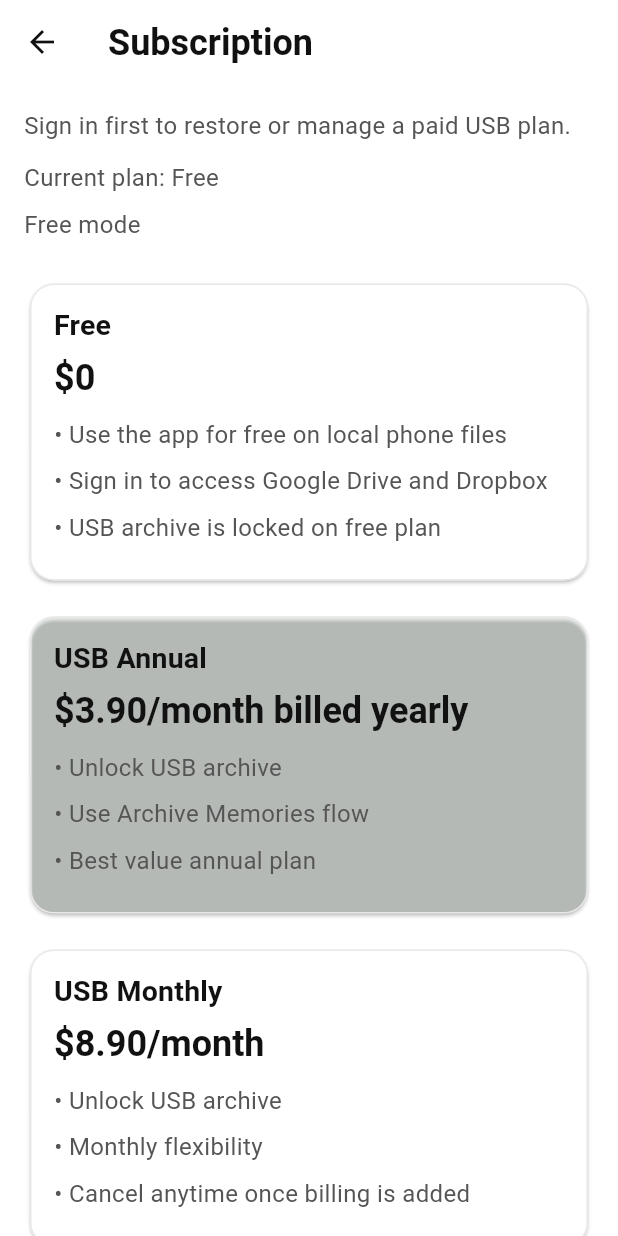
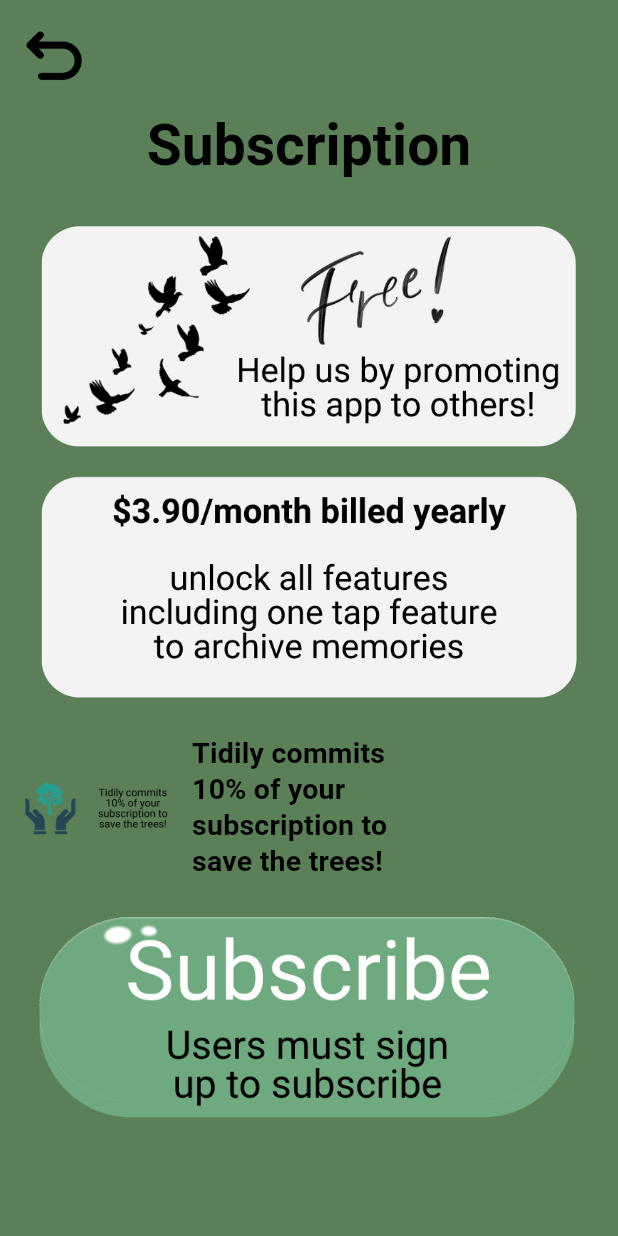
Before and after one commit to apply4funla-del/App, a Flutter app: the SubscriptionScreen screen opened by its route, on a phone screen of 412 x 824 dp. Run offline on Flutter 3.47's test engine with Material 3 defaults, Android fonts, the phone set to English and light mode, and no system bars; our stand-ins replace audioplayers, file_picker, google_fonts, lottie, permission_handler, shared_preferences and 1 more; missing offline and left inert: syncfusion_flutter_pdfviewer, video_thumbnail; accounts and stored records are empty; project files that could hold a hidden picture were left out.

Commit message:
Use approved next button and restyle subscription

```diff
--- a/file_tidy_app/lib/design_system/tokens/app_assets.dart
+++ b/file_tidy_app/lib/design_system/tokens/app_assets.dart
@@ -4,14 +4,19 @@ class AppAssets {
   static const String heroAnimation = 'assets/branding/tidily_main.json';
   static const String logoWordmark = 'assets/branding/tidily_logo_mark.png';
   static const String continueButton = 'assets/branding/continue_button.png';
+  static const String nextButton = 'assets/branding/next_button.png';
   static const String signUpButton = 'assets/branding/sign_up_button.png';
   static const String useForFreeButton = 'assets/branding/use_for_free_button.png';
   static const String signInButton = 'assets/branding/sign_in_button.png';
   static const String loginToAccountButton = 'assets/branding/login_to_account_button.png';
   static const String iAlreadyHaveAccountButton = 'assets/branding/i_already_have_account_button.png';
   static const String passwordHelpButton = 'assets/branding/i_need_my_password_button.png';
+  static const String subscribeButton = 'assets/branding/subscribe_button.png';
   static const String archiveOptionCard = 'assets/branding/archive_button.png';
   static const String manageFileOptionCard = 'assets/branding/managefile_button.png';
+  static const String freePlanCard = 'assets/branding/free_plan.png';
+  static const String subscribePlanCard = 'assets/branding/subscribe_plan.png';
+  static const String donation = 'assets/branding/donation.png';
   static const String backButton = 'assets/branding/back_button.png';
   static const String googleDriveLogo = 'assets/branding/google_drive_logo.png';
   static const String dropboxLogo = 'assets/branding/dropbox_logo.png';
--- a/file_tidy_app/lib/features/connectors/presentation/connector_picker_screen.dart
+++ b/file_tidy_app/lib/features/connectors/presentation/connector_picker_screen.dart
@@ -7,6 +7,7 @@ import 'package:file_tidy_app/core/use_cases/connect_connector_use_case.dart';
 import 'package:file_tidy_app/core/use_cases/disconnect_connector_use_case.dart';
 import 'package:file_tidy_app/core/use_cases/get_current_user_use_case.dart';
 import 'package:file_tidy_app/core/use_cases/list_connector_states_use_case.dart';
+import 'package:file_tidy_app/design_system/components/onboarding_asset_button.dart';
 import 'package:file_tidy_app/design_system/components/onboarding_pill_button.dart';
 import 'package:file_tidy_app/design_system/services/button_press_feedback.dart';
 import 'package:file_tidy_app/design_system/tokens/app_assets.dart';
@@ -226,8 +227,9 @@ class _ConnectorPickerScreenState extends State<ConnectorPickerScreen> {
                         child: Center(
                           child: SizedBox(
                             width: buttonWidth,
-                            child: OnboardingPillButton(
-                              label: 'Next',
+                            child: OnboardingAssetButton(
+                              assetPath: AppAssets.nextButton,
+                              semanticLabel: 'Next',
                               onPressed: _selectedSource == null ? null : _goToMethod,
                             ),
                           ),
--- a/file_tidy_app/lib/features/method/presentation/method_screen.dart
+++ b/file_tidy_app/lib/features/method/presentation/method_screen.dart
@@ -2,7 +2,7 @@ import 'package:file_tidy_app/app/app_router.dart';
 import 'package:file_tidy_app/app/dependency_container.dart';
 import 'package:file_tidy_app/core/models/file_item.dart';
 import 'package:file_tidy_app/core/use_cases/get_subscription_status_use_case.dart';
-import 'package:file_tidy_app/design_system/components/onboarding_pill_button.dart';
+import 'package:file_tidy_app/design_system/components/onboarding_asset_button.dart';
 import 'package:file_tidy_app/design_system/components/onboarding_screen.dart';
 import 'package:file_tidy_app/design_system/services/button_press_feedback.dart';
 import 'package:file_tidy_app/design_system/tokens/app_assets.dart';
@@ -78,8 +78,9 @@ class _MethodScreenState extends State<MethodScreen> {
           const SizedBox(height: AppSpacing.xl),
           SizedBox(
             width: buttonWidth,
-            child: OnboardingPillButton(
-              label: 'Next',
+            child: OnboardingAssetButton(
+              assetPath: AppAssets.nextButton,
+              semanticLabel: 'Next',
               onPressed: _selectedAction == null ? null : _continue,
             ),
           ),
--- a/file_tidy_app/lib/features/subscription/presentation/subscription_screen.dart
+++ b/file_tidy_app/lib/features/subscription/presentation/subscription_screen.dart
@@ -1,9 +1,10 @@
 import 'package:file_tidy_app/app/app_router.dart';
 import 'package:file_tidy_app/app/dependency_container.dart';
-import 'package:file_tidy_app/core/models/subscription_status.dart';
 import 'package:file_tidy_app/core/use_cases/get_current_user_use_case.dart';
-import 'package:file_tidy_app/core/use_cases/get_subscription_status_use_case.dart';
-import 'package:file_tidy_app/design_system/components/app_button.dart';
+import 'package:file_tidy_app/design_system/components/onboarding_asset_button.dart';
+import 'package:file_tidy_app/design_system/services/button_press_feedback.dart';
+import 'package:file_tidy_app/design_system/tokens/app_assets.dart';
+import 'package:file_tidy_app/design_system/tokens/app_colors.dart';
 import 'package:file_tidy_app/design_system/tokens/app_spacing.dart';
 import 'package:flutter/material.dart';
 
@@ -17,136 +18,135 @@ class SubscriptionScreen extends StatefulWidget {
 class _SubscriptionScreenState extends State<SubscriptionScreen> {
   final _dependencies = DependencyContainer.instance;
 
-  late final GetSubscriptionStatusUseCase _getSubscriptionStatusUseCase;
   late final GetCurrentUserUseCase _getCurrentUserUseCase;
 
-  SubscriptionStatus _status = const SubscriptionStatus(plan: SubscriptionPlan.free);
   String? _email;
   bool _loading = true;
 
   @override
   void initState() {
     super.initState();
-    _getSubscriptionStatusUseCase = GetSubscriptionStatusUseCase(_dependencies.subscriptionRepository);
     _getCurrentUserUseCase = GetCurrentUserUseCase(_dependencies.appAuthRepository);
     _load();
   }
 
   Future<void> _load() async {
     final currentUser = await _getCurrentUserUseCase();
-    final status = await _getSubscriptionStatusUseCase();
     if (!mounted) {
       return;
     }
     setState(() {
       _email = currentUser?.email;
-      _status = status;
       _loading = false;
     });
   }
 
   @override
   Widget build(BuildContext context) {
+    final width = MediaQuery.sizeOf(context).width;
+    final contentWidth = width >= 720 ? 420.0 : width.clamp(260.0, 360.0);
+
     return Scaffold(
-      appBar: AppBar(title: const Text('Subscription')),
+      backgroundColor: AppColors.authBackground,
       body: _loading
           ? const Center(child: CircularProgressIndicator())
-          : ListView(
-              padding: const EdgeInsets.all(AppSpacing.md),
+          : SafeArea(
+              child: SingleChildScrollView(
+                padding: const EdgeInsets.symmetric(
+                  horizontal: AppSpacing.md,
+                  vertical: AppSpacing.sm,
+                ),
+                child: Center(
+                  child: ConstrainedBox(
+                    constraints: BoxConstraints(
+                      maxWidth: 420,
+                      minHeight: MediaQuery.sizeOf(context).height - 32,
+                    ),
+                    child: Column(
+                      crossAxisAlignment: CrossAxisAlignment.center,
                       children: [
-                Text(
-                  _email == null
-                      ? 'Sign in first to restore or manage a paid USB plan.'
-                      : 'Signed in as $_email',
+                        SizedBox(
+                          height: width >= 420 ? 56 : 48,
+                          child: Align(
+                            alignment: Alignment.centerLeft,
+                            child: InkWell(
+                              borderRadius: BorderRadius.circular(28),
+                              onTap: ButtonPressFeedback.wrap(() => Navigator.of(context).maybePop()),
+                              child: Image.asset(
+                                AppAssets.backButton,
+                                width: width >= 420 ? 46 : 40,
+                                fit: BoxFit.contain,
                               ),
-                const SizedBox(height: AppSpacing.sm),
-                Text('Current plan: ${_status.label}'),
-                if (_status.priceLabel != null) ...[
-                  const SizedBox(height: AppSpacing.xs),
-                  Text(_status.priceLabel!),
-                ],
-                const SizedBox(height: AppSpacing.lg),
-                _PlanCard(
-                  title: 'Free',
-                  price: '\$0',
-                  points: const [
-                    'Use the app for free on local phone files',
-                    'Sign in to access Google Drive and Dropbox',
-                    'USB archive is locked on free plan',
-                  ],
+                            ),
+                          ),
                         ),
                         const SizedBox(height: AppSpacing.md),
-                _PlanCard(
-                  title: 'USB Annual',
-                  price: '\$3.90/month billed yearly',
-                  highlight: true,
-                  points: const [
-                    'Unlock USB archive',
-                    'Use Archive Memories flow',
-                    'Best value annual plan',
-                  ],
+                        Text(
+                          'Subscription',
+                          textAlign: TextAlign.center,
+                          style: Theme.of(context).textTheme.headlineLarge?.copyWith(
+                                color: Colors.black,
+                              ),
+                        ),
+                        const SizedBox(height: AppSpacing.xl),
+                        ConstrainedBox(
+                          constraints: BoxConstraints(maxWidth: contentWidth),
+                          child: Image.asset(
+                            AppAssets.freePlanCard,
+                            fit: BoxFit.contain,
+                          ),
                         ),
                         const SizedBox(height: AppSpacing.md),
-                _PlanCard(
-                  title: 'USB Monthly',
-                  price: '\$8.90/month',
-                  points: const [
-                    'Unlock USB archive',
-                    'Monthly flexibility',
-                    'Cancel anytime once billing is added',
+                        ConstrainedBox(
+                          constraints: BoxConstraints(maxWidth: contentWidth),
+                          child: Image.asset(
+                            AppAssets.subscribePlanCard,
+                            fit: BoxFit.contain,
+                          ),
+                        ),
+                        const SizedBox(height: AppSpacing.lg),
+                        Row(
+                          crossAxisAlignment: CrossAxisAlignment.center,
+                          children: [
+                            Image.asset(
+                              AppAssets.donation,
+                              width: 96,
+                              fit: BoxFit.contain,
+                            ),
+                            const SizedBox(width: AppSpacing.md),
+                            Expanded(
+                              child: Text(
+                                'Tidily commits\n10% of your\nsubscription to\nsave the trees!',
+                                style: Theme.of(context).textTheme.titleMedium?.copyWith(
+                                      color: Colors.black,
+                                    ),
+                              ),
+                            ),
                           ],
                         ),
                         const SizedBox(height: AppSpacing.lg),
-                if (_email == null)
-                  SizedBox(
-                    width: double.infinity,
-                    child: AppButton.primary(
-                      label: 'Sign In',
-                      onPressed: () => Navigator.of(context).pushNamed(AppRoutes.signIn),
+                        ConstrainedBox(
+                          constraints: BoxConstraints(maxWidth: contentWidth),
+                          child: OnboardingAssetButton(
+                            assetPath: AppAssets.subscribeButton,
+                            semanticLabel: 'Subscribe',
+                            onPressed: () {
+                              if (_email == null) {
+                                Navigator.of(context).pushNamed(AppRoutes.signUp);
+                                return;
+                              }
+                              ScaffoldMessenger.of(context).showSnackBar(
+                                const SnackBar(
+                                  content: Text('Subscription checkout comes next.'),
                                 ),
-                  )
-                else
-                  const Text(
-                    'Billing integration comes next. For now, USB access checks the plan stored for your signed-in account in Supabase.',
+                              );
+                            },
+                          ),
                         ),
                       ],
                     ),
-    );
-  }
-}
-
-class _PlanCard extends StatelessWidget {
-  const _PlanCard({
-    required this.title,
-    required this.price,
-    required this.points,
-    this.highlight = false,
-  });
-
-  final String title;
-  final String price;
-  final List<String> points;
-  final bool highlight;
-
-  @override
-  Widget build(BuildContext context) {
-    final colorScheme = Theme.of(context).colorScheme;
-    return Card(
-      color: highlight ? colorScheme.primary.withValues(alpha: 0.08) : null,
-      child: Padding(
-        padding: const EdgeInsets.all(AppSpacing.md),
-        child: Column(
-          crossAxisAlignment: CrossAxisAlignment.start,
-          children: [
-            Text(title, style: Theme.of(context).textTheme.titleMedium),
-            const SizedBox(height: AppSpacing.xs),
-            Text(price, style: Theme.of(context).textTheme.titleLarge),
-            const SizedBox(height: AppSpacing.sm),
-            for (final point in points) ...[
-              Text('• $point'),
-              const SizedBox(height: AppSpacing.xs),
-            ],
-          ],
+                  ),
+                ),
               ),
             ),
     );
```
Also changed, not shown: file_tidy_app/assets/branding/donation.png (added), file_tidy_app/assets/branding/free_plan.png (added), file_tidy_app/assets/branding/next_button.png (added), file_tidy_app/assets/branding/subscribe_button.png (added), file_tidy_app/assets/branding/subscribe_plan.png (added), 1 other file. Lines whose indentation alone changed are shown as unchanged.
